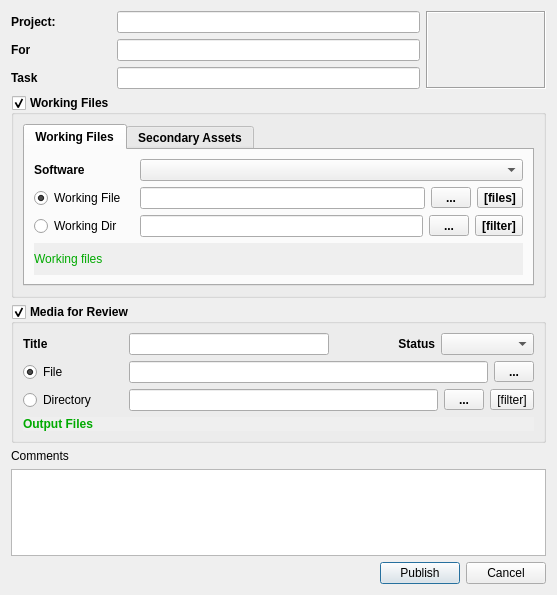
The window that module/wildchildanimation/gui/forms/maya/publish_dialog.ui (dearyangyu/swing) describes before a commit, drawn with Qt 5.
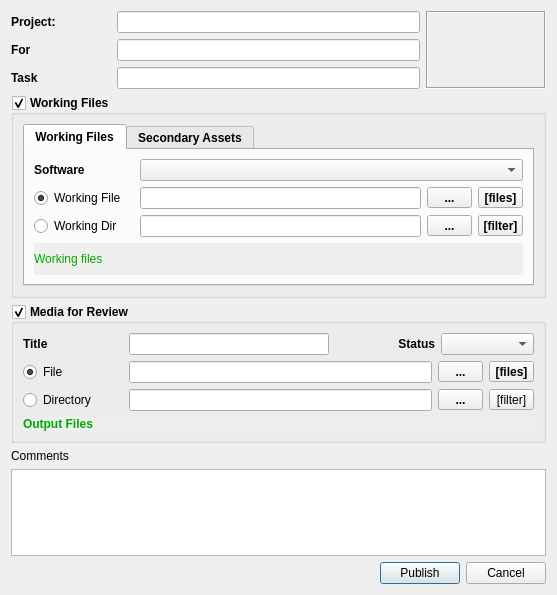
The same window after the commit.

Diff of the .ui file:
```diff
--- a/module/wildchildanimation/gui/forms/maya/publish_dialog.ui
+++ b/module/wildchildanimation/gui/forms/maya/publish_dialog.ui
@@ -211,13 +211,13 @@
              <widget class="QToolButton" name="workingFileSelectButton">
               <property name="minimumSize">
                <size>
-                <width>40</width>
+                <width>45</width>
                 <height>0</height>
                </size>
               </property>
               <property name="maximumSize">
                <size>
-                <width>40</width>
+                <width>45</width>
                 <height>16777215</height>
                </size>
               </property>
@@ -228,6 +228,18 @@
             </item>
             <item>
              <widget class="QToolButton" name="toolButtonWorkingFileList">
+              <property name="minimumSize">
+               <size>
+                <width>45</width>
+                <height>0</height>
+               </size>
+              </property>
+              <property name="maximumSize">
+               <size>
+                <width>45</width>
+                <height>16777215</height>
+               </size>
+              </property>
               <property name="text">
                <string>[files]</string>
               </property>
@@ -263,13 +275,13 @@
              <widget class="QToolButton" name="workingDirSelectButton">
               <property name="minimumSize">
                <size>
-                <width>40</width>
+                <width>45</width>
                 <height>0</height>
                </size>
               </property>
               <property name="maximumSize">
                <size>
-                <width>40</width>
+                <width>45</width>
                 <height>16777215</height>
                </size>
               </property>
@@ -280,6 +292,18 @@
             </item>
             <item>
              <widget class="QToolButton" name="toolButtonWorkingDirFilter">
+              <property name="minimumSize">
+               <size>
+                <width>45</width>
+                <height>0</height>
+               </size>
+              </property>
+              <property name="maximumSize">
+               <size>
+                <width>45</width>
+                <height>16777215</height>
+               </size>
+              </property>
               <property name="text">
                <string>[filter]</string>
               </property>
@@ -487,13 +511,13 @@
          <widget class="QToolButton" name="outputFileSelectButton">
           <property name="minimumSize">
            <size>
-            <width>40</width>
+            <width>45</width>
             <height>0</height>
            </size>
           </property>
           <property name="maximumSize">
            <size>
-            <width>40</width>
+            <width>45</width>
             <height>16777215</height>
            </size>
           </property>
@@ -502,6 +526,25 @@
           </property>
          </widget>
         </item>
+        <item>
+         <widget class="QToolButton" name="toolButtonOutputFileList">
+          <property name="minimumSize">
+           <size>
+            <width>45</width>
+            <height>0</height>
+           </size>
+          </property>
+          <property name="maximumSize">
+           <size>
+            <width>45</width>
+            <height>16777215</height>
+           </size>
+          </property>
+          <property name="text">
+           <string>[files]</string>
+          </property>
+         </widget>
+        </item>
        </layout>
       </item>
       <item>
@@ -532,13 +575,13 @@
          <widget class="QToolButton" name="outputDirSelectButton">
           <property name="minimumSize">
            <size>
-            <width>40</width>
+            <width>45</width>
             <height>0</height>
            </size>
           </property>
           <property name="maximumSize">
            <size>
-            <width>40</width>
+            <width>45</width>
             <height>16777215</height>
            </size>
           </property>
@@ -549,6 +592,18 @@
         </item>
         <item>
          <widget class="QToolButton" name="toolButtonReviewFilter">
+          <property name="minimumSize">
+           <size>
+            <width>45</width>
+            <height>0</height>
+           </size>
+          </property>
+          <property name="maximumSize">
+           <size>
+            <width>45</width>
+            <height>16777215</height>
+           </size>
+          </property>
           <property name="font">
            <font>
             <weight>50</weight>
```
